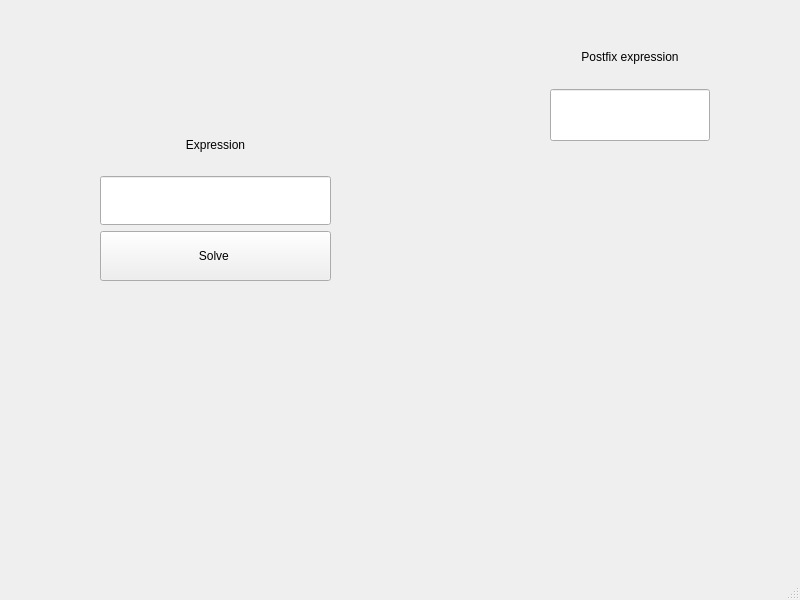
Qt form Fourth/Task/mainwindow.ui (stdtheboatman/OAIP) before a commit.
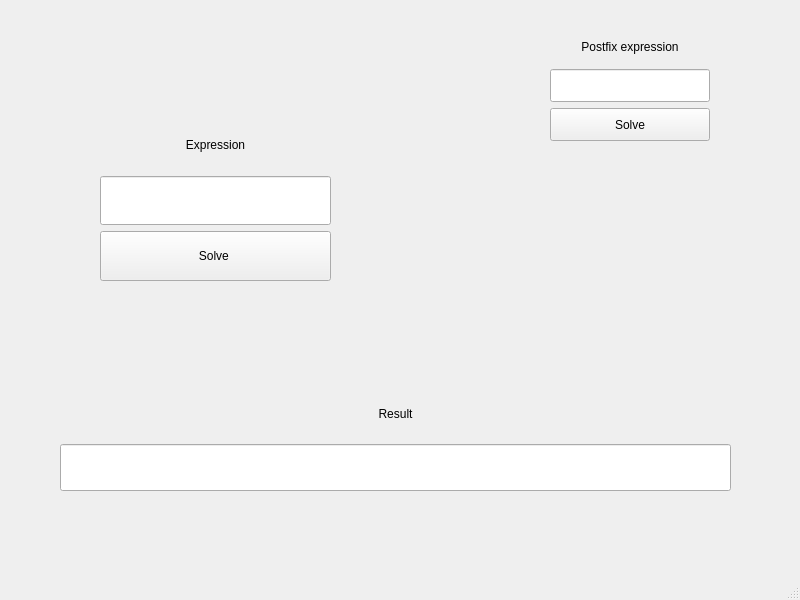
The same form after that commit.

```diff
--- a/Fourth/Task/mainwindow.ui
+++ b/Fourth/Task/mainwindow.ui
@@ -69,16 +69,6 @@
      </rect>
     </property>
     <layout class="QGridLayout" name="gridLayout_2">
-     <item row="0" column="0">
-      <widget class="QLabel" name="label_2">
-       <property name="text">
-        <string>Postfix expression</string>
-       </property>
-       <property name="alignment">
-        <set>Qt::AlignCenter</set>
-       </property>
-      </widget>
-     </item>
      <item row="1" column="0">
       <widget class="QLineEdit" name="expressionPostfixOutput">
        <property name="sizePolicy">
@@ -89,6 +79,64 @@
        </property>
        <property name="readOnly">
         <bool>true</bool>
+       </property>
+      </widget>
+     </item>
+     <item row="0" column="0">
+      <widget class="QLabel" name="label_2">
+       <property name="text">
+        <string>Postfix expression</string>
+       </property>
+       <property name="alignment">
+        <set>Qt::AlignCenter</set>
+       </property>
+      </widget>
+     </item>
+     <item row="2" column="0">
+      <widget class="QPushButton" name="solvePostfixExpressionButton">
+       <property name="sizePolicy">
+        <sizepolicy hsizetype="Minimum" vsizetype="Preferred">
+         <horstretch>0</horstretch>
+         <verstretch>0</verstretch>
+        </sizepolicy>
+       </property>
+       <property name="text">
+        <string>Solve</string>
+       </property>
+      </widget>
+     </item>
+    </layout>
+   </widget>
+   <widget class="QWidget" name="gridLayoutWidget_3">
+    <property name="geometry">
+     <rect>
+      <x>60</x>
+      <y>390</y>
+      <width>671</width>
+      <height>101</height>
+     </rect>
+    </property>
+    <layout class="QGridLayout" name="expressionResultGridLayout">
+     <item row="1" column="0">
+      <widget class="QLineEdit" name="expressionResultOutput">
+       <property name="sizePolicy">
+        <sizepolicy hsizetype="Expanding" vsizetype="Preferred">
+         <horstretch>0</horstretch>
+         <verstretch>0</verstretch>
+        </sizepolicy>
+       </property>
+       <property name="readOnly">
+        <bool>true</bool>
+       </property>
+      </widget>
+     </item>
+     <item row="0" column="0">
+      <widget class="QLabel" name="label_3">
+       <property name="text">
+        <string>Result</string>
+       </property>
+       <property name="alignment">
+        <set>Qt::AlignCenter</set>
        </property>
       </widget>
      </item>
```
